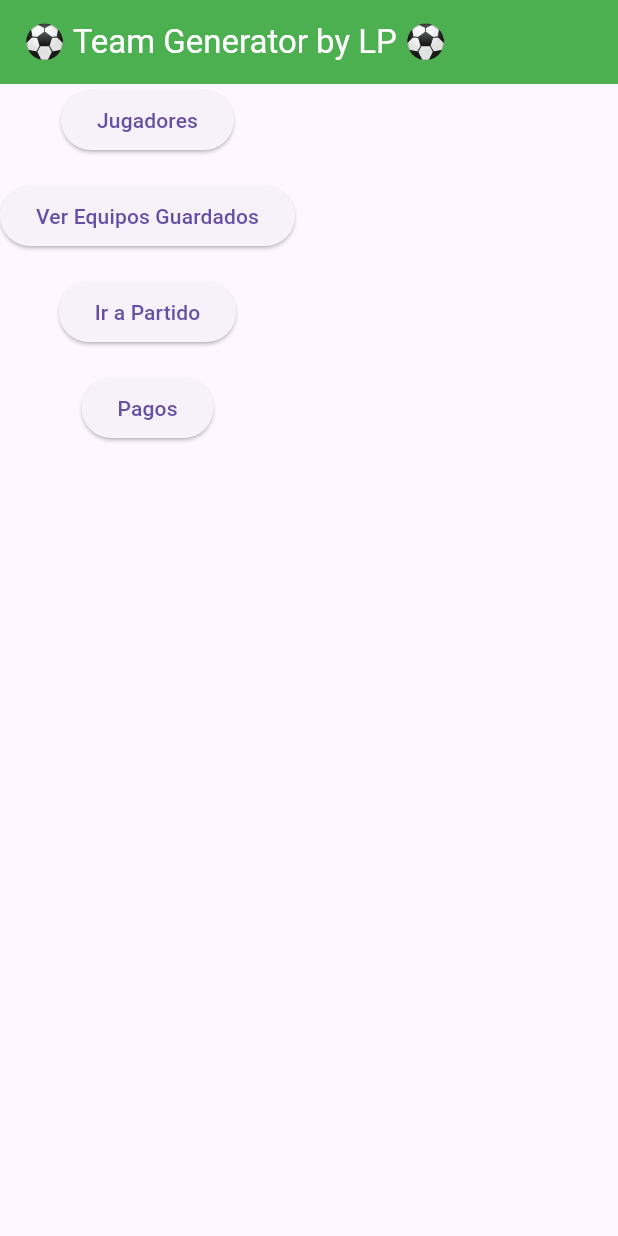
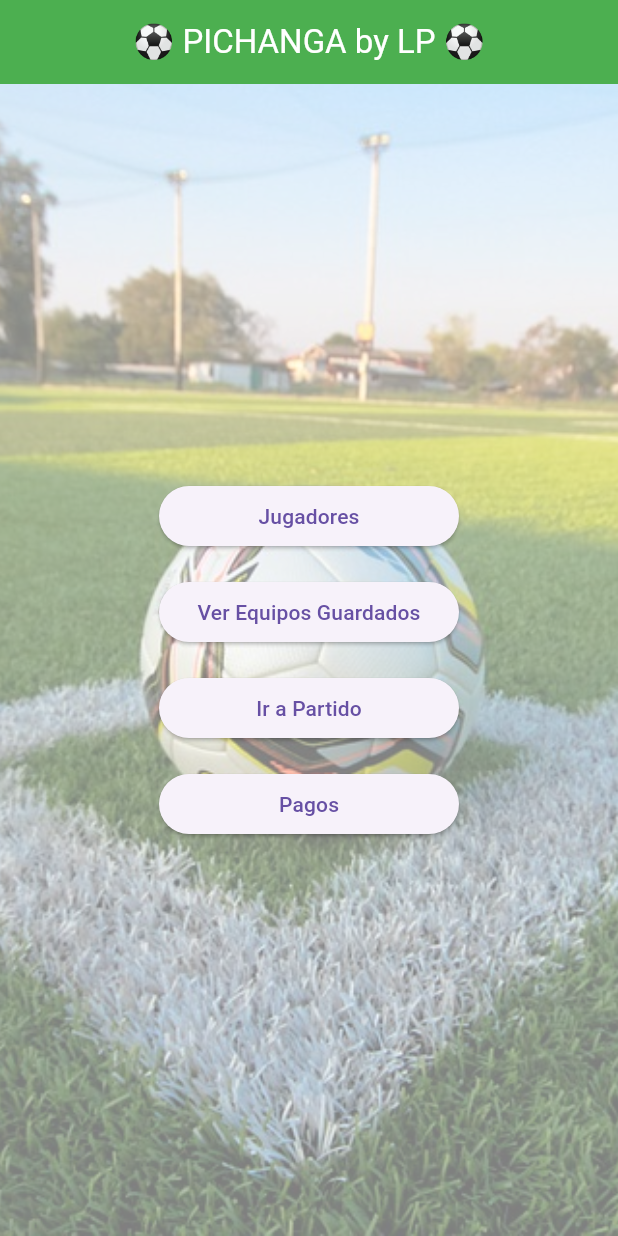
Before and after one commit to LPhant10/Futbol-by-LP, a Flutter app: the screen it shows after launch, on a phone screen of 412 x 824 dp. Run offline on Flutter 3.47's test engine with Material 3 defaults, Android fonts, the phone set to English and light mode, and no system bars; our stand-ins replace audioplayers, shared_preferences.

Commit message:
agregando fondo a la pantalla principal

```diff
--- a/lib/screens/team_generator_page.dart
+++ b/lib/screens/team_generator_page.dart
@@ -1,4 +1,3 @@
-// lib/screens/team_generator_page.dart
 import 'package:flutter/material.dart';
 import 'players_generate_screen.dart';
 import 'match_screen.dart';
@@ -10,16 +9,30 @@ class TeamGeneratorPage extends StatelessWidget {
 
   @override
   Widget build(BuildContext context) {
-    return Scaffold(
+    return Container(
+      decoration: BoxDecoration(
+        image: DecorationImage(
+          image: AssetImage("assets/fondoP.jpg"),
+          fit: BoxFit.cover,
+          colorFilter: ColorFilter.mode(
+            Colors.white.withOpacity(0.5),
+            BlendMode.dstATop,
+          ),
+        ),
+      ),
+      child: Scaffold(
+        backgroundColor: Colors.transparent, // Para ver el fondo
         appBar: AppBar(
-        title: Text("⚽ Team Generator by LP ⚽" , style: TextStyle(color: Colors.white)),
+          title: Center(child: Text("⚽ PICHANGA by LP ⚽", style: TextStyle(color: Colors.white))),
           backgroundColor: Colors.green,
         ),
-      body: SafeArea(
+        body: Center(
           child: Column(
-          mainAxisSize: MainAxisSize.min,
+            mainAxisAlignment: MainAxisAlignment.center,
             children: [
-            ElevatedButton(
+              SizedBox(
+                width: 200, // Tamaño fijo para todos los botones
+                child: ElevatedButton(
                   onPressed: () {
                     Navigator.push(
                       context,
@@ -28,8 +41,11 @@ class TeamGeneratorPage extends StatelessWidget {
                   },
                   child: Text("Jugadores"),
                 ),
+              ),
               SizedBox(height: 16),
-            ElevatedButton(
+              SizedBox(
+                width: 200,
+                child: ElevatedButton(
                   onPressed: () {
                     Navigator.push(
                       context,
@@ -38,8 +54,11 @@ class TeamGeneratorPage extends StatelessWidget {
                   },
                   child: Text("Ver Equipos Guardados"),
                 ),
+              ),
               SizedBox(height: 16),
-            ElevatedButton(
+              SizedBox(
+                width: 200,
+                child: ElevatedButton(
                   onPressed: () {
                     Navigator.push(
                       context,
@@ -48,18 +67,22 @@ class TeamGeneratorPage extends StatelessWidget {
                   },
                   child: Text("Ir a Partido"),
                 ),
+              ),
               SizedBox(height: 16),
-            ElevatedButton(
+              SizedBox(
+                width: 200,
+                child: ElevatedButton(
                   onPressed: () {
                     Navigator.push(
                       context,
-                  MaterialPageRoute(
-                      builder: (_) => PaymentCalculatorScreen()),
+                      MaterialPageRoute(builder: (_) => PaymentCalculatorScreen()),
                     );
                   },
                   child: Text("Pagos"),
                 ),
+              ),
             ],
+          ),
         ),
       ),
     );
--- a/pubspec.yaml
+++ b/pubspec.yaml
@@ -50,7 +50,7 @@ flutter:
   uses-material-design: true
   # To add assets to your application, add an assets section, like this:
   assets:
-    - assets/silvato.mp3
+    - assets/
   #   - images/a_dot_ham.jpeg
   # An image asset can refer to one or more resolution-specific "variants", see
   # https://flutter.dev/to/resolution-aware-images
```
Also changed, not shown: assets/fondoP.jpg (added), assets/pagos.webp (added). Lines whose indentation alone changed are shown as unchanged.
